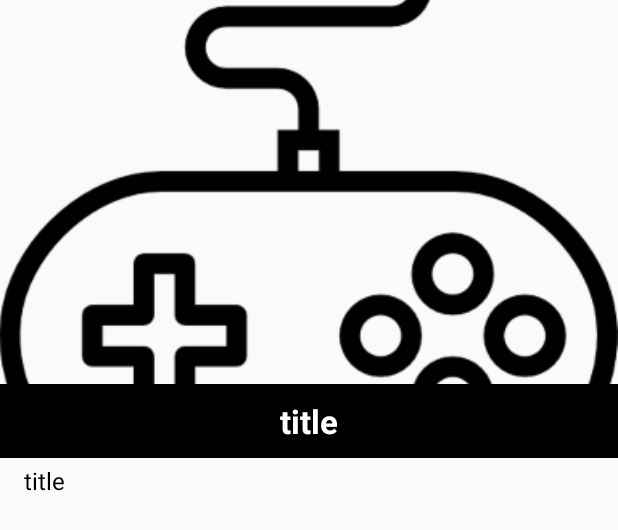
After one commit to mancha97/GameNews, an Android app: the layout fullnew.xml on its own in the app's theme, with its tools: preview values and no code run, on a phone screen of 412 x 824 dp. The commit adds this screen. Shown: the top 530 px of the screen. Run offline under Robolectric (Android 15) with nearby library versions, the phone set to English and light mode, and no system bars.

Commit message:
Now news by game working

```diff
--- a/app/src/main/java/com/valle00018316/gamenews/ViewM/NotiVM.java
+++ b/app/src/main/java/com/valle00018316/gamenews/ViewM/NotiVM.java
@@ -21,6 +21,7 @@ public class NotiVM extends AndroidViewModel {
     }
 
     public LiveData<List<Noticia>> getAllNoti() { return mRepository.getAllNoti(); }
+    public LiveData<List<Noticia>>  getNBGame(String game){return mRepository.getNBGame(game);}
 
     public void insert(Noticia noticia) { mRepository.insert(noticia); }
 }
--- a/app/src/main/res/layout/frag_game.xml
+++ b/app/src/main/res/layout/frag_game.xml
@@ -12,7 +12,7 @@
         android:id="@+id/tablayout"
         android:layout_width="match_parent"
         android:layout_height="wrap_content"
-        app:tabTextColor="@android:color/white">
+        app:tabTextColor="@android:color/black">
 
 
     </android.support.design.widget.TabLayout>
--- /dev/null
+++ b/app/src/main/res/layout/fullnew.xml
@@ -0,0 +1,64 @@
+<?xml version="1.0" encoding="utf-8"?>
+
+
+
+<RelativeLayout
+    xmlns:android="http://schemas.android.com/apk/res/android"
+
+    android:layout_width="match_parent"
+    android:layout_height="match_parent"
+
+    >
+    <ScrollView
+        android:layout_width="match_parent"
+        android:layout_height="match_parent"
+        >
+
+    <RelativeLayout
+
+        android:layout_width="match_parent"
+        android:layout_height="wrap_content"
+
+
+
+        android:gravity="center_horizontal"
+        android:orientation="vertical">
+
+        <ImageView
+            android:id="@+id/newfullimage"
+            android:layout_width="match_parent"
+            android:layout_height="wrap_content"
+            android:scaleType="centerCrop"
+            android:src="@drawable/joystick" />
+
+        <TextView
+            android:layout_below="@id/newfullimage"
+            android:id="@+id/newfulltitle"
+            android:layout_width="match_parent"
+            android:layout_height="wrap_content"
+            android:padding="10dp"
+            android:background="@color/black"
+            android:text="title"
+            android:textAlignment="center"
+            android:textColor="@color/white"
+            android:textSize="22sp"
+            android:textStyle="bold" />
+        <TextView
+            android:layout_below="@id/newfulltitle"
+            android:layout_marginTop="4dp"
+            android:paddingLeft="16dp"
+            android:paddingRight="16dp"
+            android:id="@+id/body"
+            android:textAlignment="inherit"
+            android:layout_width="match_parent"
+            android:layout_height="wrap_content"
+            android:text="title"
+            android:textColor="@color/black"
+            android:textSize="16sp"
+            android:textStyle="" />
+
+
+    </RelativeLayout>
+
+    </ScrollView>
+</RelativeLayout>
--- /dev/null
+++ b/app/src/main/res/layout/item_player.xml
@@ -0,0 +1,6 @@
+<?xml version="1.0" encoding="utf-8"?>
+<android.support.constraint.ConstraintLayout
+    xmlns:android="http://schemas.android.com/apk/res/android" android:layout_width="match_parent"
+    android:layout_height="match_parent">
+
+</android.support.constraint.ConstraintLayout>
--- a/app/src/main/res/values/colors.xml
+++ b/app/src/main/res/values/colors.xml
@@ -7,4 +7,5 @@
     <color name="black">#000</color>
     <color name="grey">#757575</color>
     <color name="nall">#00ffffff</color>
+    <color name="background">#424242</color>
 </resources>
```
Also changed, not shown: app/src/main/java/com/valle00018316/gamenews/Frags/Adapters/NotiRvAdapter.java (+21 -37 lines), app/src/main/java/com/valle00018316/gamenews/Frags/Adapters/ViewPagerAdapter.java (added, +47 -0 lines), app/src/main/java/com/valle00018316/gamenews/Frags/FragGame.java (added, +74 -0 lines), app/src/main/java/com/valle00018316/gamenews/Frags/FragmentNoti.java (+31 -6 lines), app/src/main/java/com/valle00018316/gamenews/HomeActivity.java (+13 -6 lines).
